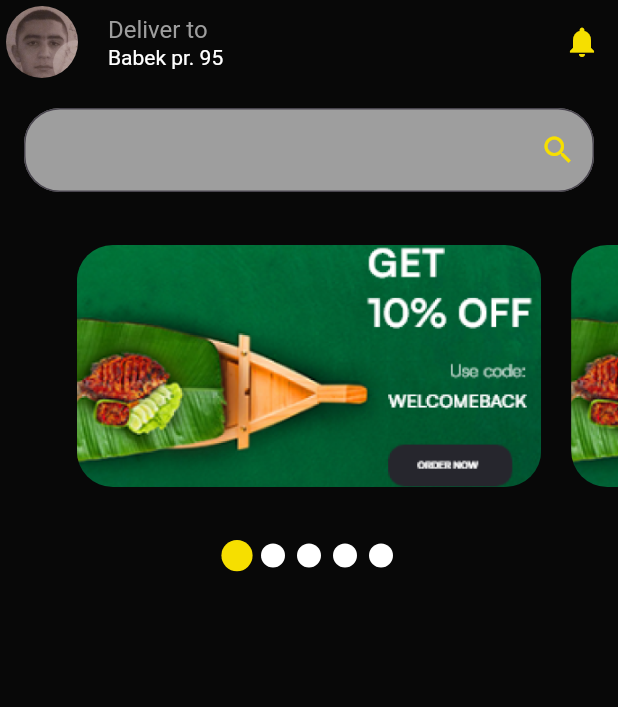
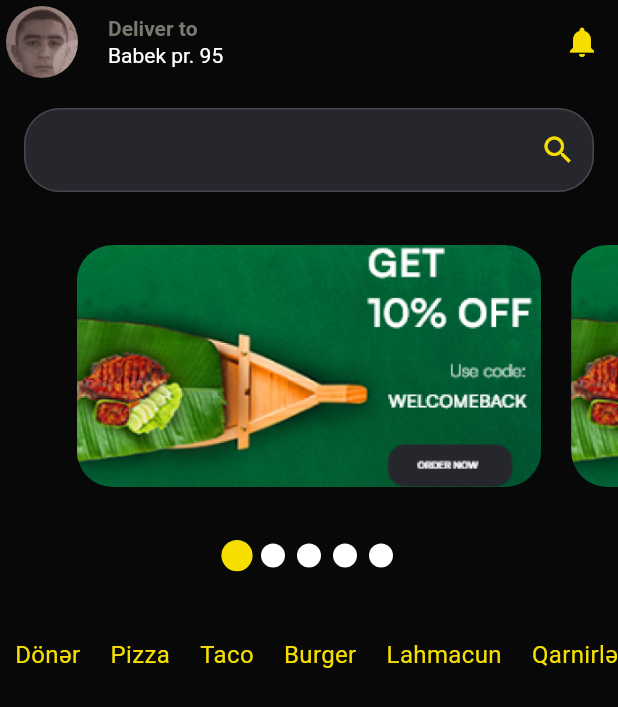
Before and after one commit to sadiqaliyev01/frango_restaurant_app, a Flutter app: the screen it shows after launch, after a tap on "Ötürün", on a phone screen of 412 x 824 dp. Shown: the top 707 px of the screen. Run offline on Flutter 3.47's test engine with Material 3 defaults, Android fonts, the phone set to English and light mode, and no system bars; drawn by our look-alikes of smooth_page_indicator; our stand-ins replace shared_preferences.

Commit message:
- menu categories added

```diff
--- /dev/null
+++ b/lib/data/models/local/menu_items_model.dart
@@ -0,0 +1,17 @@
+class MenuItemsModel{
+  MenuItemsModel({required this.foodName, this.isSelected = false});
+
+  final String foodName;
+  bool isSelected;
+
+  static List<MenuItemsModel> menuItemsNames = [
+    MenuItemsModel(foodName: "Dönər"),
+    MenuItemsModel(foodName: "Pizza"),
+    MenuItemsModel(foodName: "Taco"),
+    MenuItemsModel(foodName: "Burger"),
+    MenuItemsModel(foodName: "Lahmacun"),
+    MenuItemsModel(foodName: "Qarnirlər"),
+    MenuItemsModel(foodName: "Souslar"),
+    MenuItemsModel(foodName: "İçkilər"),
+  ];
+}
--- a/lib/presentation/screens/home_screen/home_screen.dart
+++ b/lib/presentation/screens/home_screen/home_screen.dart
@@ -1,7 +1,10 @@
 import 'package:flutter/material.dart';
 import 'package:frango_restaurant_app/data/models/local/home_screen_scroller_model.dart';
+import 'package:frango_restaurant_app/data/models/local/menu_items_model.dart';
 import 'package:frango_restaurant_app/presentation/screens/home_screen/widgets/app_bar_items.dart';
 import 'package:frango_restaurant_app/presentation/screens/home_screen/widgets/campaigns.dart';
+import 'package:frango_restaurant_app/presentation/screens/home_screen/widgets/menu_items_categories.dart';
+import 'package:frango_restaurant_app/presentation/screens/splash_screen/splash_screen.dart';
 import 'package:frango_restaurant_app/presentation/widgets/dot_indicator.dart';
 import 'package:frango_restaurant_app/utils/constants/app_colors.dart';
 import 'package:frango_restaurant_app/utils/constants/app_paddings.dart';
@@ -12,6 +15,7 @@ class HomeScreen extends StatelessWidget {
 
   @override
   Widget build(BuildContext context) {
+    List<MenuItemsModel> menuItems = MenuItemsModel.menuItemsNames;
     List<HomeScreenScrollerModel> scrollerModel = HomeScreenScrollerModel.model;
     final PageController pageController = PageController(
       initialPage: 0,
@@ -46,6 +50,7 @@ class HomeScreen extends StatelessWidget {
               dotColor: AppColors.white,
             ),
           ),
+          const MenuItemsCategories(),
         ],
       ),
     );
--- a/lib/presentation/screens/home_screen/widgets/app_bar_items.dart
+++ b/lib/presentation/screens/home_screen/widgets/app_bar_items.dart
@@ -3,12 +3,11 @@ import 'package:frango_restaurant_app/presentation/widgets/avatar_image.dart';
 import 'package:frango_restaurant_app/utils/constants/app_colors.dart';
 import 'package:frango_restaurant_app/utils/constants/app_paddings.dart';
 
-class AppBarItems extends StatelessWidget implements PreferredSizeWidget{
+class AppBarItems extends StatelessWidget implements PreferredSizeWidget {
   const AppBarItems({super.key});
 
   @override
   Size get preferredSize => const Size.fromHeight(kToolbarHeight);
-
 
   @override
   Widget build(BuildContext context) {
@@ -20,11 +19,18 @@ class AppBarItems extends StatelessWidget implements PreferredSizeWidget{
         children: [
           Text(
             "Deliver to",
-            style: TextStyle(color: AppColors.grey, fontSize: 16.0),
+            style: TextStyle(
+              color: AppColors.lightGrey,
+              fontSize: 14.0,
+              fontWeight: FontWeight.w600,
+            ),
           ),
           Text(
             "Babek pr. 95",
-            style: TextStyle(color: AppColors.white, fontSize: 14.0),
+            style: TextStyle(
+              color: AppColors.white,
+              fontSize: 14.0,
+            ),
           ),
         ],
       ),
@@ -32,14 +38,9 @@ class AppBarItems extends StatelessWidget implements PreferredSizeWidget{
       actions: [
         IconButton(
           onPressed: () {},
-          icon: const Icon(
-              Icons.notifications,
-              color: AppColors.primaryYellow
-          ),
+          icon: const Icon(Icons.notifications, color: AppColors.primaryYellow),
         ),
       ],
     );
   }
-
-
 }
--- /dev/null
+++ b/lib/presentation/screens/home_screen/widgets/menu_categories_buttons.dart
@@ -0,0 +1,24 @@
+import 'package:flutter/material.dart';
+import 'package:frango_restaurant_app/data/models/local/menu_items_model.dart';
+import 'package:frango_restaurant_app/utils/constants/app_colors.dart';
+
+class MenuCategoriesButtons extends StatelessWidget {
+  const MenuCategoriesButtons({super.key, required this.foodName, this.onTap});
+
+  final String foodName;
+  final Function()? onTap;
+
+  @override
+  Widget build(BuildContext context) {
+    return GestureDetector(
+      onTap: onTap,
+      child: Text(
+        foodName,
+        style: const TextStyle(
+          color: AppColors.primaryYellow,
+          fontSize: 16,
+        ),
+      ),
+    );
+  }
+}
--- /dev/null
+++ b/lib/presentation/screens/home_screen/widgets/menu_items_categories.dart
@@ -0,0 +1,37 @@
+import 'package:flutter/material.dart';
+import 'package:frango_restaurant_app/data/models/local/menu_items_model.dart';
+import 'package:frango_restaurant_app/presentation/screens/home_screen/widgets/menu_categories_buttons.dart';
+import 'package:frango_restaurant_app/presentation/screens/splash_screen/splash_screen.dart';
+import 'package:frango_restaurant_app/utils/constants/app_colors.dart';
+import 'package:frango_restaurant_app/utils/constants/app_paddings.dart';
+
+class MenuItemsCategories extends StatelessWidget {
+  const MenuItemsCategories({super.key});
+
+  @override
+  Widget build(BuildContext context) {
+    List<MenuItemsModel> menuItems = MenuItemsModel.menuItemsNames;
+
+    return SizedBox(
+      height: 80,
+      child: ListView.builder(
+        itemCount: menuItems.length,
+        scrollDirection: Axis.horizontal,
+        itemBuilder: (context, index) {
+          final item = menuItems[index];
+          return Row(
+            children: [
+              Padding(
+                padding: AppPaddings.h10,
+                child: MenuCategoriesButtons(
+                  foodName: item.foodName,
+                  onTap: () {},
+                ),
+              ),
+            ],
+          );
+        },
+      ),
+    );
+  }
+}
--- a/lib/presentation/screens/onboard_screen/onboard_screen.dart
+++ b/lib/presentation/screens/onboard_screen/onboard_screen.dart
@@ -39,7 +39,7 @@ class OnboardScreen extends StatelessWidget {
     _checkIfOnboardingCompleted(context);
 
     return Scaffold(
-      backgroundColor: AppColors.black,
+      backgroundColor: AppColors.primaryBlack,
       body: Column(
         children: [
           PageViewBuilder(
@@ -50,7 +50,7 @@ class OnboardScreen extends StatelessWidget {
             pageController: pageController,
             itemCount: onboards.length,
             activeDotColor: AppColors.primaryYellow,
-            dotColor: AppColors.black,
+            dotColor: AppColors.white,
           ),
           const SizedBox(height: 20),
           SkipButton(
--- a/lib/utils/constants/app_colors.dart
+++ b/lib/utils/constants/app_colors.dart
@@ -7,5 +7,6 @@ class AppColors {
   static const Color primaryBlack = Color(0xff080808);
   static const Color black = Color(0xff202020);
   static const Color white = Colors.white;
-  static const Color grey = Colors.grey;
+  static const Color grey = Color(0xff26262D);
+  static const Color lightGrey = Color(0xff797970);
 }
--- a/lib/utils/constants/app_paddings.dart
+++ b/lib/utils/constants/app_paddings.dart
@@ -6,5 +6,6 @@ class AppPaddings {
   static const h10 = EdgeInsets.symmetric(horizontal: 10);
   static const a4 = EdgeInsets.all(4);
   static const a16 = EdgeInsets.all(16);
+  static const h8 = EdgeInsets.symmetric(horizontal: 8);
 
 }
```
